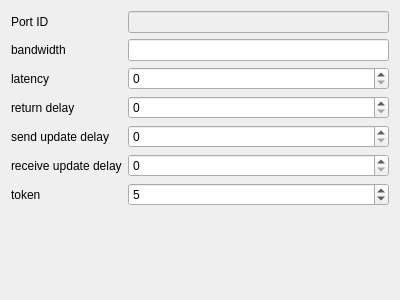
SammyEnigma/Soc-Performance-Evaluation, file dialogs/portdatadialog.ui: the form before one commit.
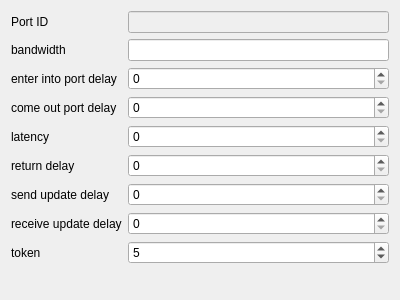
The form after the commit.

Commit message: 添加port的进出delay设置

Diff of the .ui file:
```diff
--- a/dialogs/portdatadialog.ui
+++ b/dialogs/portdatadialog.ui
@@ -40,7 +40,7 @@
        </property>
       </widget>
      </item>
-     <item row="2" column="0">
+     <item row="4" column="0">
       <widget class="QLabel" name="label_3">
        <property name="toolTip">
         <string>Send delay</string>
@@ -50,51 +50,51 @@
        </property>
       </widget>
      </item>
-     <item row="2" column="1">
+     <item row="4" column="1">
       <widget class="QSpinBox" name="spinBox_2"/>
      </item>
-     <item row="3" column="0">
+     <item row="5" column="0">
       <widget class="QLabel" name="label_4">
        <property name="text">
         <string>return delay</string>
        </property>
       </widget>
      </item>
-     <item row="3" column="1">
+     <item row="5" column="1">
       <widget class="QSpinBox" name="spinBox_3"/>
      </item>
-     <item row="4" column="0">
+     <item row="6" column="0">
       <widget class="QLabel" name="label_5">
        <property name="text">
         <string>send update delay</string>
        </property>
       </widget>
      </item>
-     <item row="5" column="0">
+     <item row="7" column="0">
       <widget class="QLabel" name="label_6">
        <property name="text">
         <string>receive update delay</string>
        </property>
       </widget>
      </item>
-     <item row="6" column="0">
+     <item row="8" column="0">
       <widget class="QLabel" name="label_7">
        <property name="text">
         <string>token</string>
        </property>
       </widget>
      </item>
-     <item row="4" column="1">
+     <item row="6" column="1">
       <widget class="QSpinBox" name="spinBox_4"/>
      </item>
-     <item row="5" column="1">
+     <item row="7" column="1">
       <widget class="QSpinBox" name="spinBox_5">
        <property name="value">
         <number>0</number>
        </property>
       </widget>
      </item>
-     <item row="6" column="1">
+     <item row="8" column="1">
       <widget class="QSpinBox" name="spinBox_6">
        <property name="value">
         <number>5</number>
@@ -104,6 +104,26 @@
      <item row="1" column="1">
       <widget class="QLineEdit" name="lineEdit_2"/>
      </item>
+     <item row="2" column="0">
+      <widget class="QLabel" name="label_8">
+       <property name="text">
+        <string>enter into port delay</string>
+       </property>
+      </widget>
+     </item>
+     <item row="2" column="1">
+      <widget class="QSpinBox" name="spinBox"/>
+     </item>
+     <item row="3" column="0">
+      <widget class="QLabel" name="label_9">
+       <property name="text">
+        <string>come out port delay</string>
+       </property>
+      </widget>
+     </item>
+     <item row="3" column="1">
+      <widget class="QSpinBox" name="spinBox_7"/>
+     </item>
     </layout>
    </item>
   </layout>
```
The commit also changes 3 other files.
